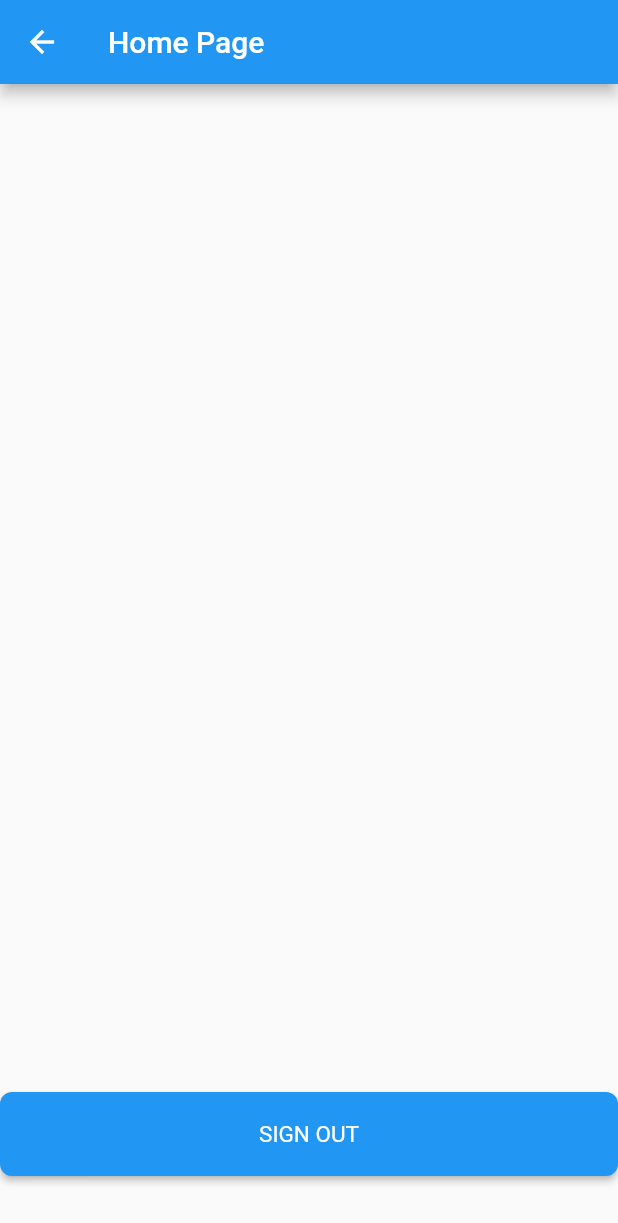
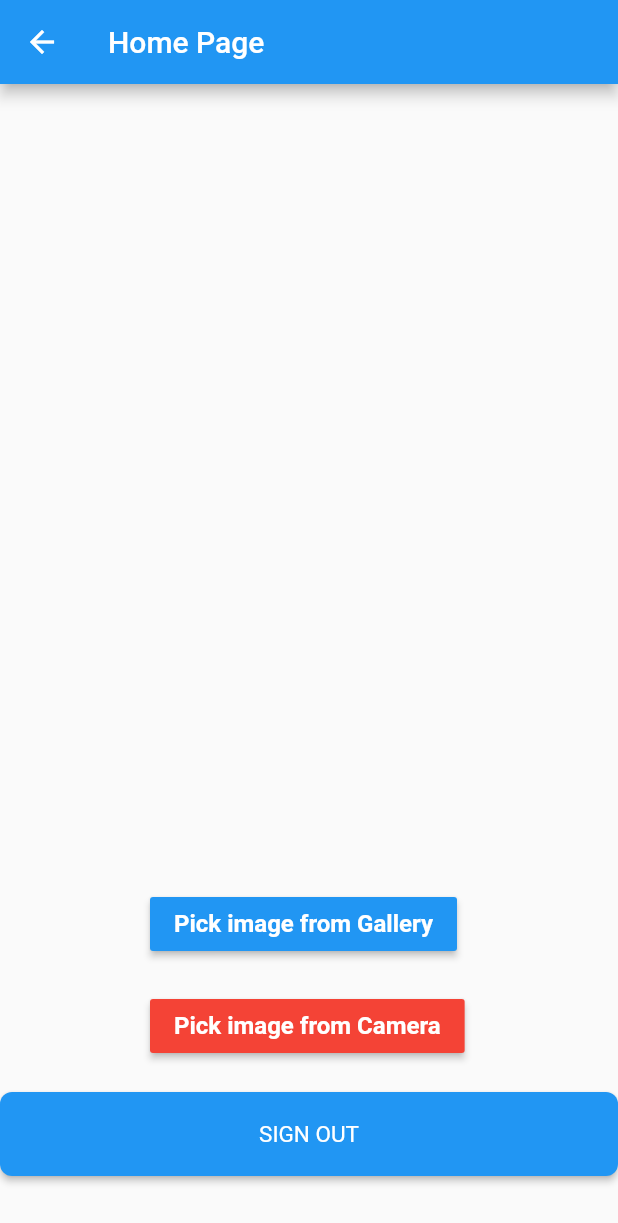
Before and after one commit to HCrystalH/AIOT_App, a Flutter app: the HomePage screen opened directly, on a phone screen of 412 x 824 dp. Shown: the top 1223 px of the screen. Run offline on Flutter 3.47's test engine with Material 2 defaults, Android fonts, the phone set to English and light mode, and no system bars; our stand-ins replace cloud_firestore, firebase_auth, firebase_core, google_sign_in, image_picker; missing offline and left inert: image_picker_platform_interface; accounts and stored records are empty.

Commit message:
Add button pick image in home page

```diff
--- a/lib/authentication/login_page.dart
+++ b/lib/authentication/login_page.dart
@@ -169,7 +169,7 @@ class _LoginPageState extends State<LoginPage> {
                         }else{
                           Navigator.push(
                             context,
-                            MaterialPageRoute(builder: (context) => const HomePage())
+                            MaterialPageRoute(builder: (context) =>  HomePage())
                           );
                         }
 
@@ -227,7 +227,7 @@ class _LoginPageState extends State<LoginPage> {
                           Navigator.of(context).push(
                             MaterialPageRoute(
                               builder: (context) {
-                                return const HomePage();
+                                return  HomePage();
                               },
                             ),
                           );
@@ -306,7 +306,7 @@ void onSignInClicked(){
     if(!_emailInvalid && !_passInvalid){
    Navigator.of(context).push(
       MaterialPageRoute(
-        builder: (context) => const HomePage(),
+        builder: (context) =>  HomePage(),
       ),
     );
   }
--- a/lib/home/home_page.dart
+++ b/lib/home/home_page.dart
@@ -1,6 +1,13 @@
+//import 'dart:html';
+
+import 'dart:io';
 import 'package:flutter/material.dart';
+import 'package:http/http.dart';
 import 'package:my_flutter_app/authentication/auth.dart';
 import 'package:my_flutter_app/authentication/login_page.dart';
+import 'package:image_picker_platform_interface/image_picker_platform_interface.dart';
+import 'package:image_picker/image_picker.dart';
+
 // import 'package:my_flutter_app/authentication/sign_in.dart';
 
 // class MyWidget extends StatefulWidget {
@@ -10,34 +17,21 @@ import 'package:my_flutter_app/authentication/login_page.dart';
 //   State<MyWidget> createState() => _MyWidgetState();
 // }
 
-// class _MyWidgetState extends State<MyWidget> {
-//   @override
-//   Widget build(BuildContext context) {
-//     return const Placeholder();
-//   }
-// }
-// class HomePage extends StatefulWidget {
 
-//   @override
-//   State<HomePage> createState() => _MyHomeState();
-// }
-
-// class _MyHomeState extends State<HomePage> {
-//   @override
-//   Widget build(BuildContext context) {
-//     return Scaffold(
-//       appBar: AppBar(title: Text("Home Page"),
-//       ),
-//     );
-//   }
-// }
-
-class HomePage extends StatelessWidget {
-  const HomePage({super.key});
+class HomePage extends StatefulWidget {
 
   @override
+  State<HomePage> createState() => _MyHomeState();
+}
+
+class _MyHomeState extends State<HomePage> {
+  // This value is to select path of the image
+  File ? _selectedImage;
+  var imageWidth = false;
+  var imageHeight = false;
+  @override
   Widget build(BuildContext context) {
-    return Scaffold(
+  return Scaffold(
       appBar: AppBar(title: const Text("Home Page"),
       ),
       body: Center(
@@ -45,6 +39,54 @@ class HomePage extends StatelessWidget {
             mainAxisAlignment: MainAxisAlignment.end,
             crossAxisAlignment: CrossAxisAlignment.start,
             children: <Widget>[
+              // Display image
+              Padding(
+                padding: EdgeInsets.fromLTRB(imageWidth ? 0 : 140, 0, 0, 20),
+                child: SizedBox(
+                  width: imageWidth ? double.infinity : 100,
+                  height: imageHeight ? 300 : 0,
+                  child: _selectedImage!=null ? Image.file(_selectedImage!): const Text("Please selected an image",
+                  style: TextStyle(color: Colors.red, fontSize: 12.0),
+
+                  ),
+                ),
+              ),
+              // Button pick image from gallery
+              Padding(
+              padding: const EdgeInsets.fromLTRB(100, 0, 0, 20),
+
+              child: MaterialButton(
+                color: Colors.blue,
+                child: const Text(
+                  "Pick image from Gallery",
+                  style: TextStyle(
+                    color: Colors.white,
+                    fontWeight: FontWeight.bold,
+                    fontSize: 16
+                  ),
+                ),
+                onPressed: () {
+                  _pickImageFromGallery();
+                },
+              )
+              ),
+              Padding(
+              padding: const EdgeInsets.fromLTRB(100, 0, 0, 20),
+
+              child: MaterialButton(
+                color: Colors.red,
+                child: const Text(
+                  "Pick image from Camera",
+                  style: TextStyle(
+                    color: Colors.white,
+                    fontWeight: FontWeight.bold,
+                    fontSize: 16
+                  ),
+                ),
+                onPressed: () {},
+              )
+              ),
+
               Padding(
                 padding: const EdgeInsets.fromLTRB(0, 0, 0, 40),
                 child: SizedBox(
@@ -71,10 +113,24 @@ class HomePage extends StatelessWidget {
                   ),
                 ),
               ),
+
+
+
             ]
         ),
       )
 
     );
   }
-}
+  // Function to select image from library
+   Future _pickImageFromGallery() async{
+      final returnedImage = await ImagePicker().pickImage(source: ImageSource.gallery);
+     setState(() {
+    imageHeight = true;
+    imageWidth = true;
+    _selectedImage = File(returnedImage!.path);
+    });
+   }
+
+
+  }
--- a/pubspec.yaml
+++ b/pubspec.yaml
@@ -46,6 +46,7 @@ dependencies:
   auth: ^8.2.0+02
   flutter_facebook_auth: ^5.0.11
   provider: ^6.0.5
+  image_picker: ^0.8.6
 
 dev_dependencies:
   flutter_test:
```
Also changed, not shown: pubspec.lock, 6 other files.
